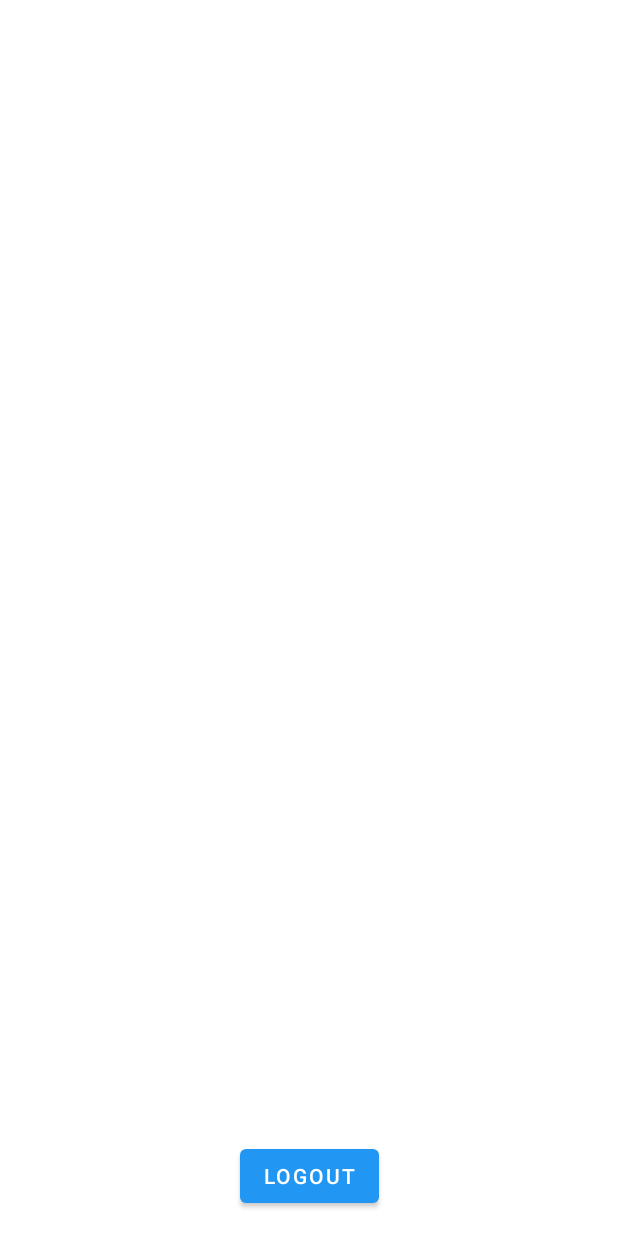
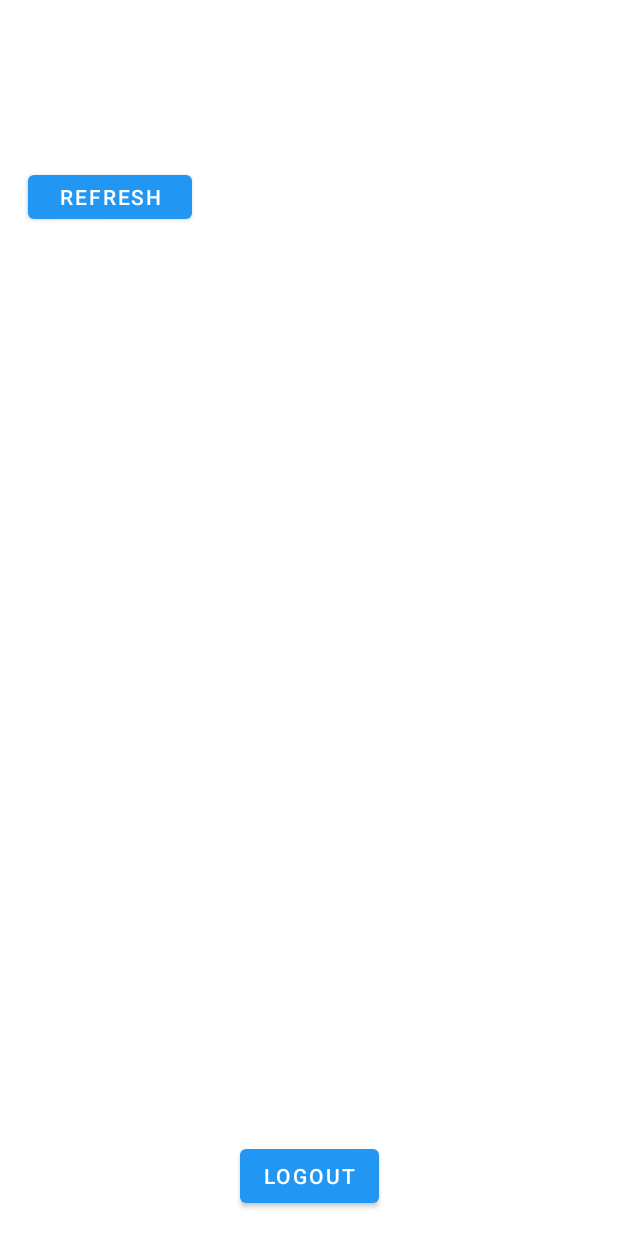
Before and after one commit to jsteinberg7/Oyster-Recycler, an Android app: the layout dashboard_fragment.xml on its own in the app's theme, with its tools: preview values and no code run, on a phone screen of 412 x 824 dp. Run offline under Robolectric (Android 15) with nearby library versions, the phone set to English and light mode, and no system bars.

Commit message:
add button

```diff
--- a/app/src/main/res/layout/dashboard_fragment.xml
+++ b/app/src/main/res/layout/dashboard_fragment.xml
@@ -16,6 +16,17 @@
         app:layout_constraintEnd_toEndOf="parent"
         app:layout_constraintStart_toStartOf="parent" />
 
+    <Button
+        android:id="@+id/refresh"
+        android:layout_width="109dp"
+        android:layout_height="41dp"
+        android:layout_marginBottom="656dp"
+        android:text="@string/refresh"
+        app:layout_constraintBottom_toBottomOf="parent"
+        app:layout_constraintEnd_toEndOf="parent"
+        app:layout_constraintHorizontal_bias="0.009"
+        app:layout_constraintStart_toStartOf="parent" />
+
     <androidx.recyclerview.widget.RecyclerView xmlns:android="http://schemas.android.com/apk/res/android"
         xmlns:app="http://schemas.android.com/apk/res-auto"
         xmlns:tools="http://schemas.android.com/tools"
--- a/app/src/main/res/values/strings.xml
+++ b/app/src/main/res/values/strings.xml
@@ -14,6 +14,7 @@
     <string name="login_toast">Please enter email...</string>
     <string name="password_toast">Please enter password!</string>
     <string name="logout">Logout</string>
+    <string name="refresh">Refresh</string>
     <!-- TODO: Remove or change this placeholder text -->
     <string name="hello_blank_fragment">Hello blank fragment</string>
 </resources>
```
